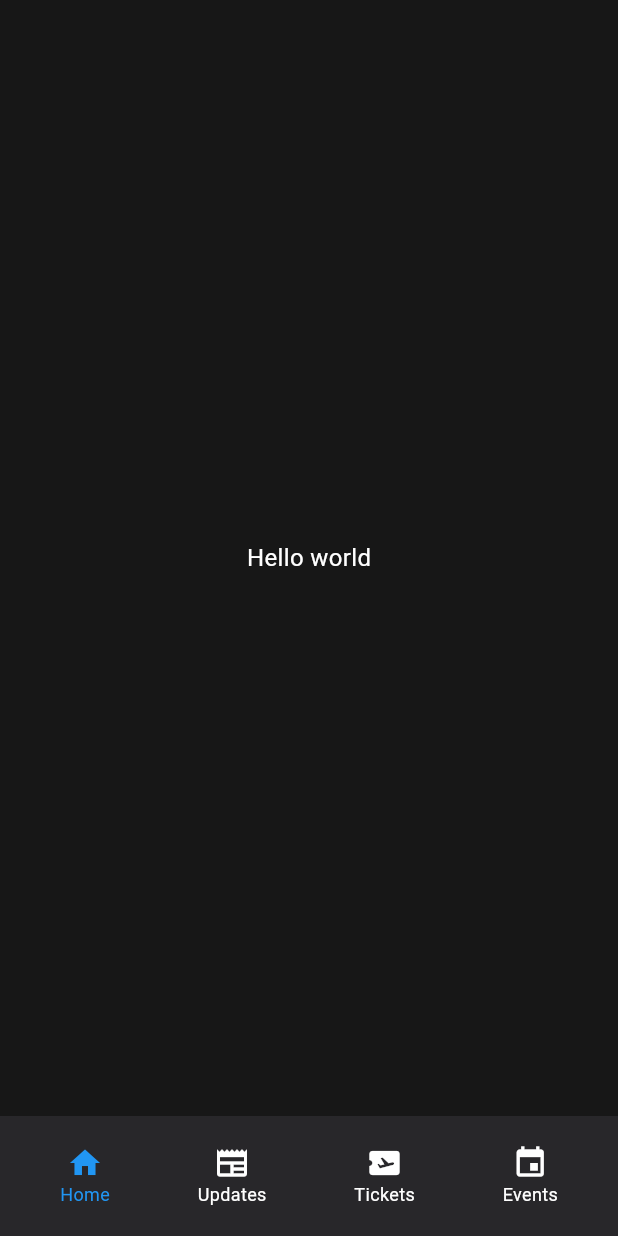
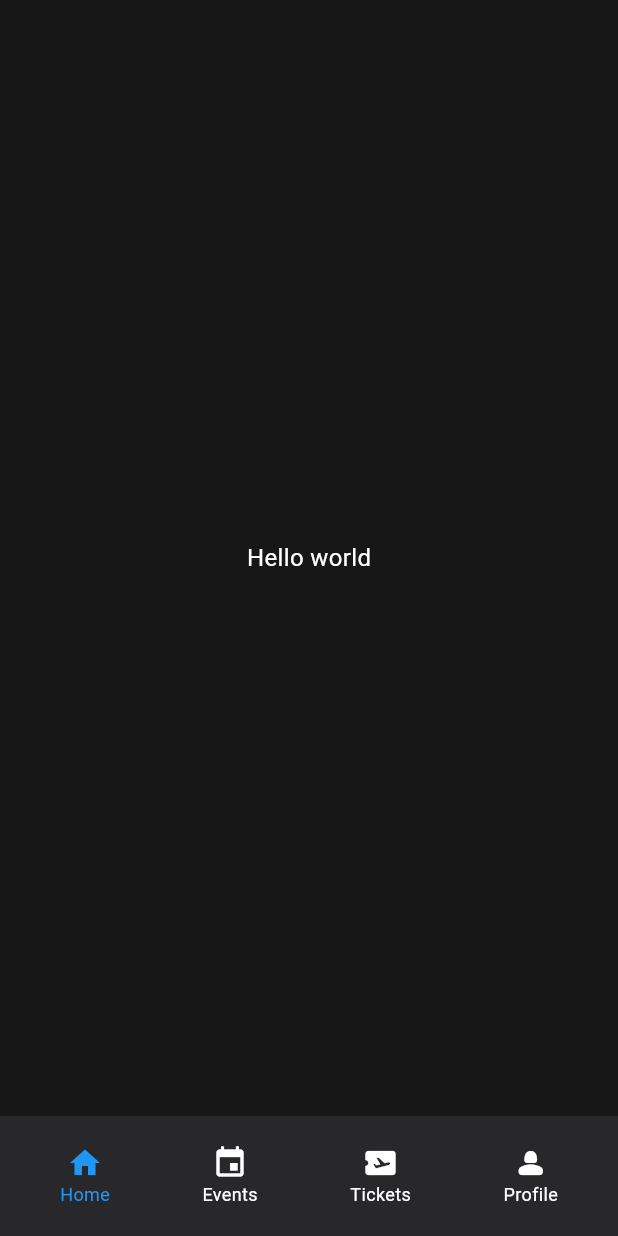
Before and after one commit to Kethankrk/event_mangement_app, a Flutter app: the screen it shows after launch, after a tap on "Sign In", on a phone screen of 412 x 824 dp. Run offline on Flutter 3.47's test engine with Material 3 defaults, Android fonts, the phone set to English and light mode, and no system bars; our stand-ins replace dotted_border, fluttertoast, google_sign_in, image_picker, pin_code_fields.

Commit message:
refactor: changed order of nav items

```diff
--- a/lib/widgets/bottom_navbar.dart
+++ b/lib/widgets/bottom_navbar.dart
@@ -8,9 +8,9 @@ class BottomNavbar extends StatelessWidget {
 
   static const List<NavButton> navItems = [
     NavButton(icon: Icons.home, name: "Home", path: "/"),
-    NavButton(icon: Icons.newspaper, name: "Updates", path: "/login"),
+    NavButton(icon: Icons.event, name: "Events", path: "/event-create"),
     NavButton(icon: Icons.airplane_ticket, name: "Tickets", path: "/ticket"),
-    NavButton(icon: Icons.event, name: "Events", path: "/event-create"),
+    NavButton(icon: Icons.person_2_rounded, name: "Profile", path: "/login"),
   ];
 
   @override
```
